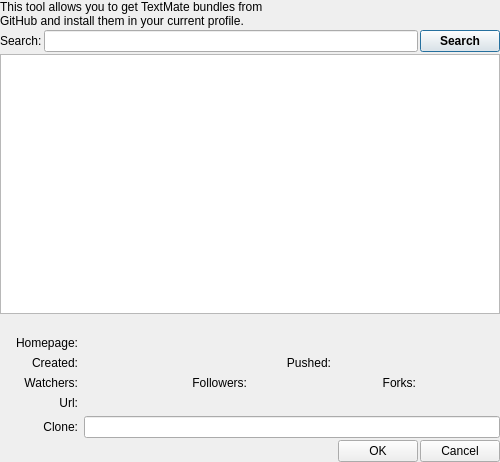
First picture: the form in prymatex/share/Bundles/Prymatex.tmbundle/Support/guis/github/githubclient.ui, repository prymatex/prymatex, before the edit.
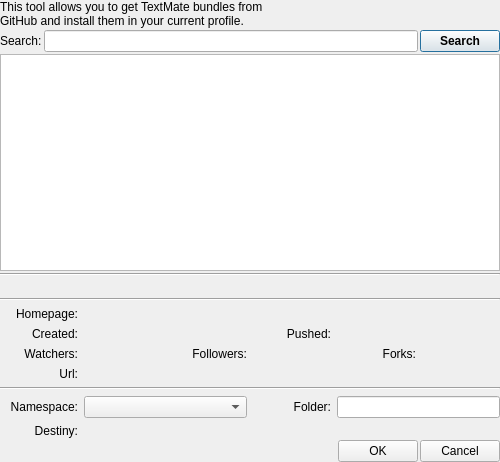
Second picture: the form after the edit. Icons and pictures are not drawn.

Commit message: new icons for profile dialog and change githubclient

Patch:
```diff
--- a/prymatex/share/Bundles/Prymatex.tmbundle/Support/guis/github/githubclient.ui
+++ b/prymatex/share/Bundles/Prymatex.tmbundle/Support/guis/github/githubclient.ui
@@ -76,47 +76,33 @@
      </property>
     </widget>
    </item>
+   <item>
+    <widget class="Line" name="line_2">
+     <property name="orientation">
+      <enum>Qt::Horizontal</enum>
+     </property>
+    </widget>
+   </item>
    <item>
     <widget class="QWidget" name="widgetInfo" native="true">
      <layout class="QGridLayout" name="gridLayout_2">
       <property name="margin">
        <number>0</number>
       </property>
-      <item row="4" column="1">
-       <widget class="QLabel" name="labelWatchers">
+      <item row="3" column="0">
+       <widget class="QLabel" name="label_7">
         <property name="text">
-         <string/>
+         <string>Homepage:</string>
+        </property>
+        <property name="alignment">
+         <set>Qt::AlignRight|Qt::AlignTrailing|Qt::AlignVCenter</set>
         </property>
        </widget>
       </item>
+      <item row="8" column="1" colspan="2">
+       <widget class="QComboBox" name="comboBoxNamespace"/>
+      </item>
       <item row="6" column="0">
-       <widget class="QLabel" name="label_9">
-        <property name="text">
-         <string>Clone:</string>
-        </property>
-        <property name="alignment">
-         <set>Qt::AlignRight|Qt::AlignTrailing|Qt::AlignVCenter</set>
-        </property>
-       </widget>
-      </item>
-      <item row="4" column="4">
-       <widget class="QLabel" name="label_8">
-        <property name="text">
-         <string>Forks:</string>
-        </property>
-        <property name="alignment">
-         <set>Qt::AlignRight|Qt::AlignTrailing|Qt::AlignVCenter</set>
-        </property>
-       </widget>
-      </item>
-      <item row="3" column="4" colspan="2">
-       <widget class="QLabel" name="labelPushed">
-        <property name="text">
-         <string/>
-        </property>
-       </widget>
-      </item>
-      <item row="5" column="0">
        <widget class="QLabel" name="label_2">
         <property name="text">
          <string>Url:</string>
@@ -126,7 +112,27 @@
         </property>
        </widget>
       </item>
-      <item row="3" column="0">
+      <item row="5" column="0">
+       <widget class="QLabel" name="label_4">
+        <property name="text">
+         <string>Watchers:</string>
+        </property>
+        <property name="alignment">
+         <set>Qt::AlignRight|Qt::AlignTrailing|Qt::AlignVCenter</set>
+        </property>
+       </widget>
+      </item>
+      <item row="4" column="3">
+       <widget class="QLabel" name="label_5">
+        <property name="text">
+         <string>Pushed:</string>
+        </property>
+        <property name="alignment">
+         <set>Qt::AlignRight|Qt::AlignTrailing|Qt::AlignVCenter</set>
+        </property>
+       </widget>
+      </item>
+      <item row="4" column="0">
        <widget class="QLabel" name="label_3">
         <property name="text">
          <string>Created:</string>
@@ -136,14 +142,31 @@
         </property>
        </widget>
       </item>
-      <item row="4" column="3">
+      <item row="5" column="5">
+       <widget class="QLabel" name="labelForks">
+        <property name="text">
+         <string/>
+        </property>
+       </widget>
+      </item>
+      <item row="8" column="3">
+       <widget class="QLabel" name="label_10">
+        <property name="text">
+         <string>Folder:</string>
+        </property>
+        <property name="alignment">
+         <set>Qt::AlignRight|Qt::AlignTrailing|Qt::AlignVCenter</set>
+        </property>
+       </widget>
+      </item>
+      <item row="5" column="3">
        <widget class="QLabel" name="labelFollowers">
         <property name="text">
          <string/>
         </property>
        </widget>
       </item>
-      <item row="4" column="2">
+      <item row="5" column="2">
        <widget class="QLabel" name="label_6">
         <property name="text">
          <string>Followers:</string>
@@ -153,67 +176,44 @@
         </property>
        </widget>
       </item>
-      <item row="4" column="0">
-       <widget class="QLabel" name="label_4">
-        <property name="text">
-         <string>Watchers:</string>
-        </property>
-        <property name="alignment">
-         <set>Qt::AlignRight|Qt::AlignTrailing|Qt::AlignVCenter</set>
-        </property>
-       </widget>
-      </item>
-      <item row="2" column="1" colspan="3">
-       <widget class="QLabel" name="labelHomepage">
-        <property name="text">
-         <string/>
-        </property>
-       </widget>
-      </item>
-      <item row="4" column="5">
-       <widget class="QLabel" name="labelForks">
-        <property name="text">
-         <string/>
-        </property>
-       </widget>
-      </item>
-      <item row="2" column="0">
-       <widget class="QLabel" name="label_7">
-        <property name="text">
-         <string>Homepage:</string>
-        </property>
-        <property name="alignment">
-         <set>Qt::AlignRight|Qt::AlignTrailing|Qt::AlignVCenter</set>
-        </property>
-       </widget>
-      </item>
-      <item row="6" column="1" colspan="5">
-       <widget class="QLineEdit" name="lineEditBundle"/>
-      </item>
-      <item row="3" column="3">
-       <widget class="QLabel" name="label_5">
-        <property name="text">
-         <string>Pushed:</string>
-        </property>
-        <property name="alignment">
-         <set>Qt::AlignRight|Qt::AlignTrailing|Qt::AlignVCenter</set>
-        </property>
-       </widget>
-      </item>
-      <item row="3" column="1" colspan="2">
+      <item row="4" column="1" colspan="2">
        <widget class="QLabel" name="labelCreated">
         <property name="text">
          <string/>
         </property>
        </widget>
       </item>
-      <item row="5" column="1" colspan="5">
+      <item row="6" column="1" colspan="5">
        <widget class="QLabel" name="labelUrl">
         <property name="text">
          <string/>
         </property>
        </widget>
       </item>
+      <item row="3" column="1" colspan="5">
+       <widget class="QLabel" name="labelHomepage">
+        <property name="text">
+         <string/>
+        </property>
+       </widget>
+      </item>
+      <item row="7" column="0" colspan="6">
+       <widget class="Line" name="line">
+        <property name="orientation">
+         <enum>Qt::Horizontal</enum>
+        </property>
+       </widget>
+      </item>
+      <item row="8" column="0">
+       <widget class="QLabel" name="label_9">
+        <property name="text">
+         <string>Namespace:</string>
+        </property>
+        <property name="alignment">
+         <set>Qt::AlignRight|Qt::AlignTrailing|Qt::AlignVCenter</set>
+        </property>
+       </widget>
+      </item>
       <item row="1" column="0" colspan="6">
        <widget class="QLabel" name="labelDescription">
         <property name="text">
@@ -221,6 +221,57 @@
         </property>
        </widget>
       </item>
+      <item row="5" column="1">
+       <widget class="QLabel" name="labelWatchers">
+        <property name="text">
+         <string/>
+        </property>
+       </widget>
+      </item>
+      <item row="4" column="4" colspan="2">
+       <widget class="QLabel" name="labelPushed">
+        <property name="text">
+         <string/>
+        </property>
+       </widget>
+      </item>
+      <item row="5" column="4">
+       <widget class="QLabel" name="label_8">
+        <property name="text">
+         <string>Forks:</string>
+        </property>
+        <property name="alignment">
+         <set>Qt::AlignRight|Qt::AlignTrailing|Qt::AlignVCenter</set>
+        </property>
+       </widget>
+      </item>
+      <item row="8" column="4" colspan="2">
+       <widget class="QLineEdit" name="lineEditFolder"/>
+      </item>
+      <item row="9" column="0">
+       <widget class="QLabel" name="label_11">
+        <property name="text">
+         <string>Destiny:</string>
+        </property>
+        <property name="alignment">
+         <set>Qt::AlignRight|Qt::AlignTrailing|Qt::AlignVCenter</set>
+        </property>
+       </widget>
+      </item>
+      <item row="9" column="1" colspan="5">
+       <widget class="QLabel" name="labelDestiny">
+        <property name="text">
+         <string/>
+        </property>
+       </widget>
+      </item>
+      <item row="2" column="0" colspan="6">
+       <widget class="Line" name="line_3">
+        <property name="orientation">
+         <enum>Qt::Horizontal</enum>
+        </property>
+       </widget>
+      </item>
      </layout>
     </widget>
    </item>
```
Left out of the diff: 12 changed lines with no effect on the pictures. The commit also changes 4 other files.
